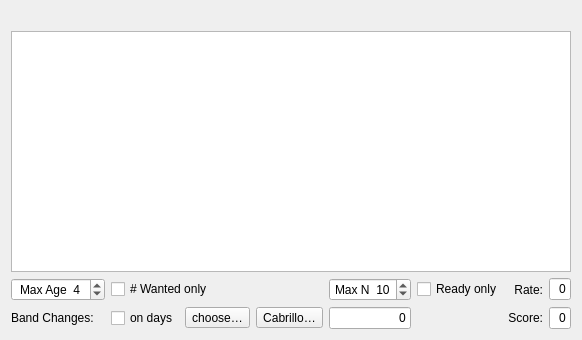
Old version of the form widgets/activeStations.ui in the repository WSJTX/wsjtx.
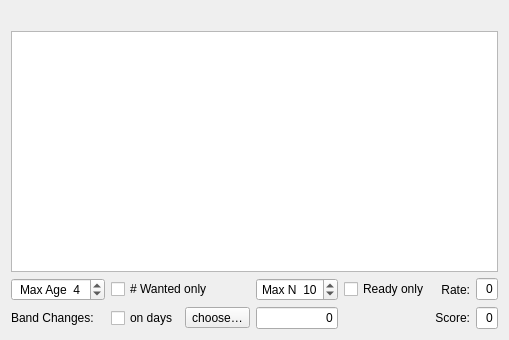
New version of the form.

Commit message:
fix(q65): EME Cabrillo keeps its own contest days
The Cabrillo dialog no longer shares its days with Active Stations'
"on days": preparing the log must not change what is used while
operating. The dialog saves its days (EmeCabrillo/Days); Active
Stations' days are only the first suggestion. The Cabrillo... button
is removed from Active Stations (File | Export ARRL EME Cabrillo log
stays), with its signal and ActiveStations::setChosenDays.

Test: dialog_keeps_own_days. User Guide: menus.adoc.

Patch:
```diff
--- a/widgets/activeStations.ui
+++ b/widgets/activeStations.ui
@@ -215,16 +215,6 @@
            </property>
           </widget>
          </item>
-         <item>
-          <widget class="QToolButton" name="pbCabrillo">
-           <property name="toolTip">
-            <string>&lt;html&gt;&lt;head/&gt;&lt;body&gt;&lt;p&gt;Make a Cabrillo log for the ARRL EME contest from the ADIF log (or several logs, merged): the QSOs on the chosen days, with both grid squares on every line.&lt;/p&gt;&lt;/body&gt;&lt;/html&gt;</string>
-           </property>
-           <property name="text">
-            <string>Cabrillo…</string>
-           </property>
-          </widget>
-         </item>
         </layout>
        </item>
       </layout>
```
The commit also changes 7 other files.
